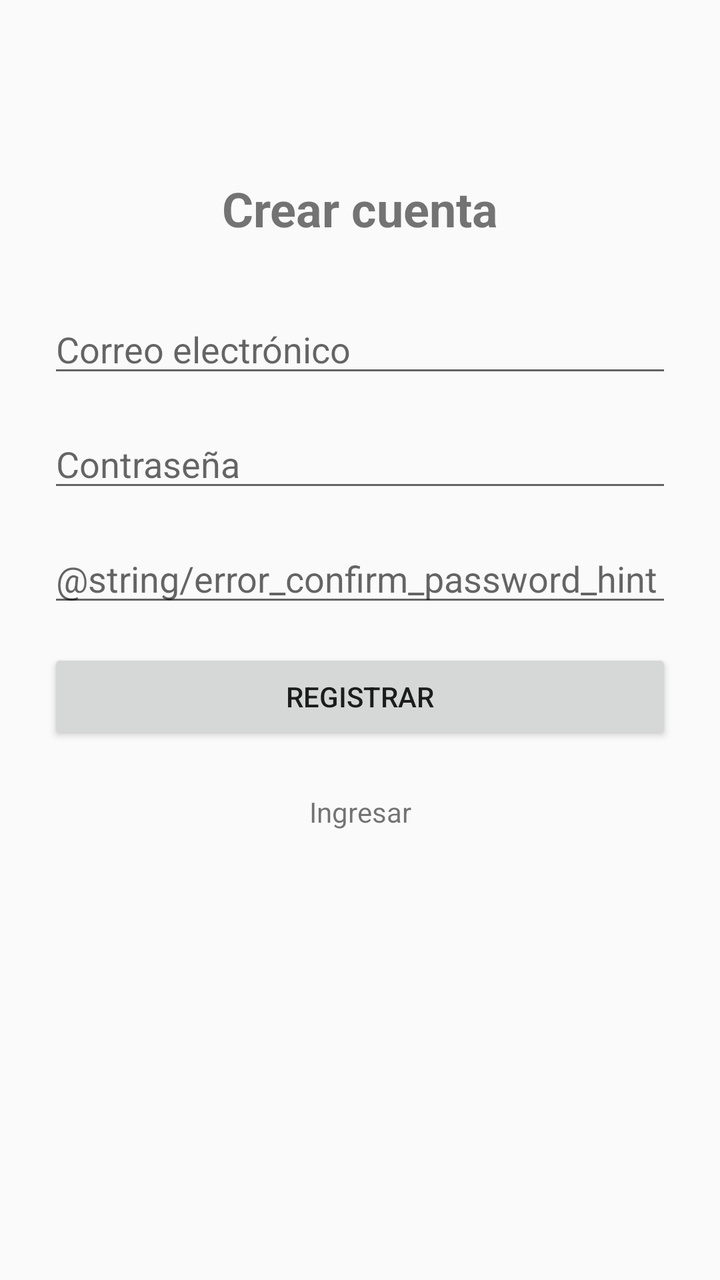
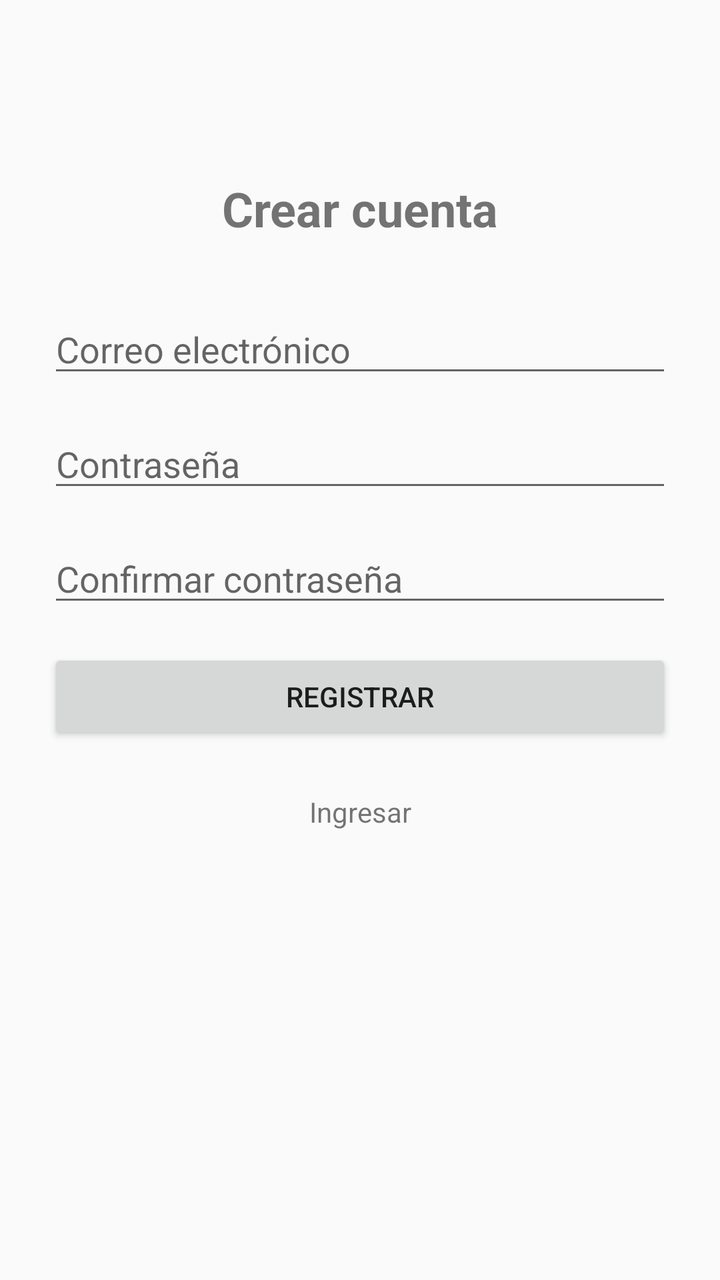

The first picture is an Android layout as it rendered before a commit; the second is the same layout after the commit. The layout source and the unified diff follow.
<!-- AndroidManifest.xml: application theme Theme.AeroGO -->
<!-- res/layout/activity_register.xml -->
<?xml version="1.0" encoding="utf-8"?>
<androidx.constraintlayout.widget.ConstraintLayout
    xmlns:android="http://schemas.android.com/apk/res/android"
    xmlns:app="http://schemas.android.com/apk/res-auto"
    android:layout_width="match_parent"
    android:layout_height="match_parent"
    android:padding="24dp">

    <TextView
        android:id="@+id/textRegisterTitle"
        android:layout_width="wrap_content"
        android:layout_height="wrap_content"
        android:text="@string/register_title"
        android:textSize="24sp"
        android:textStyle="bold"
        app:layout_constraintTop_toTopOf="parent"
        app:layout_constraintStart_toStartOf="parent"
        app:layout_constraintEnd_toEndOf="parent"
        android:layout_marginTop="64dp" />

    <EditText
        android:id="@+id/editEmail"
        android:layout_width="0dp"
        android:layout_height="wrap_content"
        android:hint="@string/login_email_hint"
        android:inputType="textEmailAddress"
        app:layout_constraintTop_toBottomOf="@id/textRegisterTitle"
        app:layout_constraintStart_toStartOf="parent"
        app:layout_constraintEnd_toEndOf="parent"
        android:layout_marginTop="32dp" />

    <EditText
        android:id="@+id/editPassword"
        android:layout_width="0dp"
        android:layout_height="wrap_content"
        android:hint="@string/login_password_hint"
        android:inputType="textPassword"
        app:layout_constraintTop_toBottomOf="@id/editEmail"
        app:layout_constraintStart_toStartOf="parent"
        app:layout_constraintEnd_toEndOf="parent"
        android:layout_marginTop="16dp" />

    <EditText
        android:id="@+id/editConfirmPassword"
        android:layout_width="0dp"
        android:layout_height="wrap_content"
        android:hint="@string/error_confirm_password_hint"
        android:inputType="textPassword"
        app:layout_constraintTop_toBottomOf="@id/editPassword"
        app:layout_constraintStart_toStartOf="parent"
        app:layout_constraintEnd_toEndOf="parent"
        android:layout_marginTop="16dp" />

    <TextView
        android:id="@+id/textError"
        android:layout_width="0dp"
        android:layout_height="wrap_content"
        android:textColor="@android:color/holo_red_dark"
        android:visibility="gone"
        app:layout_constraintTop_toBottomOf="@id/editConfirmPassword"
        app:layout_constraintStart_toStartOf="parent"
        app:layout_constraintEnd_toEndOf="parent"
        android:layout_marginTop="8dp" />

    <Button
        android:id="@+id/buttonRegister"
        android:layout_width="0dp"
        android:layout_height="wrap_content"
        android:text="@string/register_button"
        app:layout_constraintTop_toBottomOf="@id/textError"
        app:layout_constraintStart_toStartOf="parent"
        app:layout_constraintEnd_toEndOf="parent"
        android:layout_marginTop="16dp" />

    <TextView
        android:id="@+id/textGoToLogin"
        android:layout_width="wrap_content"
        android:layout_height="wrap_content"
        android:text="@string/register_go_login"
        android:padding="8dp"
        app:layout_constraintTop_toBottomOf="@id/buttonRegister"
        app:layout_constraintStart_toStartOf="parent"
        app:layout_constraintEnd_toEndOf="parent"
        android:layout_marginTop="16dp" />

</androidx.constraintlayout.widget.ConstraintLayout>
<!-- resources referenced by this layout -->
<resources>
  <string name="login_email_hint">Correo electrónico</string>
  <string name="login_password_hint">Contraseña</string>
  <string name="register_button">Registrar</string>
  <string name="register_go_login">Ingresar</string>
  <string name="register_title">Crear cuenta</string>
  <style name="Theme.AeroGO" parent="Theme.MaterialComponents.DayNight.NoActionBar">
          <item name="colorPrimary">@color/colorPrimary</item>
          <item name="colorPrimaryDark">@color/colorPrimaryDark</item>
          <item name="colorAccent">@color/colorAccent</item>
          <item name="android:windowBackground">@color/background</item>
          <item name="colorOnPrimary">@color/white</item>
      </style>
  <color name="colorPrimary">#1976D2</color>
  <color name="colorPrimaryDark">#0D47A1</color>
  <color name="colorAccent">#1DE9B6</color>
  <color name="background">#FAFAFA</color>
  <color name="white">#FFFFFFFF</color>
</resources>

<!-- the commit's change to res/layout/activity_register.xml (unified diff, before → after) -->
@@ -44,7 +44,7 @@
         android:id="@+id/editConfirmPassword"
         android:layout_width="0dp"
         android:layout_height="wrap_content"
-        android:hint="@string/error_confirm_password_hint"
+        android:hint="@string/register_confirm_password_hint"
         android:inputType="textPassword"
         app:layout_constraintTop_toBottomOf="@id/editPassword"
         app:layout_constraintStart_toStartOf="parent"
<!-- resource entries referenced after the edit -->
@@ -3,6 +3,7 @@
   <string name="login_email_hint">Correo electrónico</string>
   <string name="login_password_hint">Contraseña</string>
   <string name="register_button">Registrar</string>
+  <string name="register_confirm_password_hint">Confirmar contraseña</string>
   <string name="register_go_login">Ingresar</string>
   <string name="register_title">Crear cuenta</string>
   <style name="Theme.AeroGO" parent="Theme.MaterialComponents.DayNight.NoActionBar">
